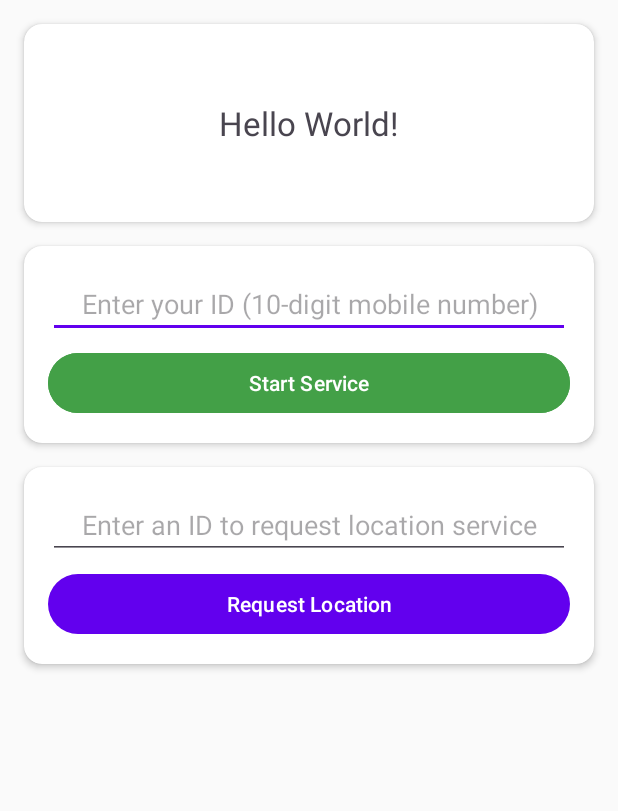
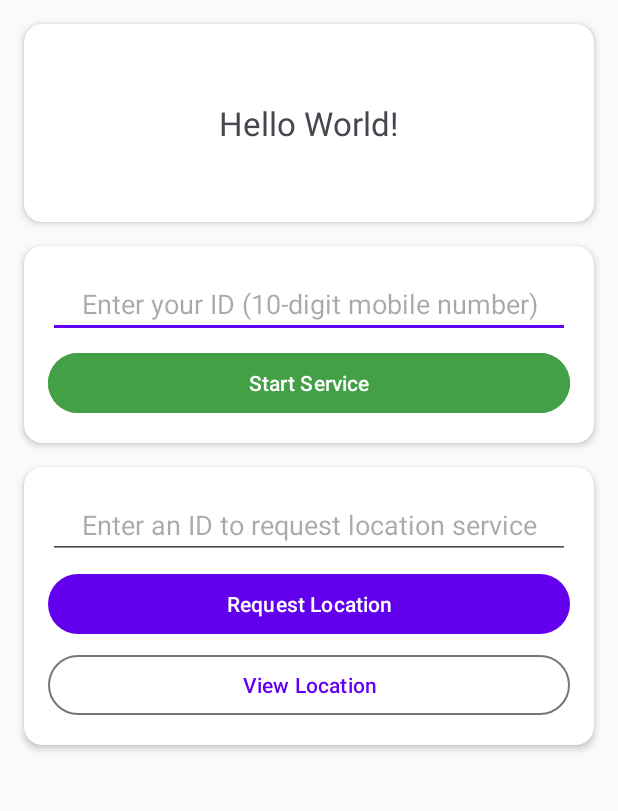
Before and after one commit to ShobhitSagar/Location-Tracking, an Android app: the layout activity_main.xml on its own in the app's theme, with its tools: preview values and no code run, on a phone screen of 412 x 824 dp, the part 99-910 px from its top. Run offline under Robolectric (Android 15) with nearby library versions, the phone set to English and light mode, and no system bars.

```diff
--- a/app/build.gradle
+++ b/app/build.gradle
@@ -2,6 +2,7 @@ plugins {
     id 'com.android.application'
     id 'org.jetbrains.kotlin.android'
     id 'com.google.gms.google-services'
+    id 'com.google.android.libraries.mapsplatform.secrets-gradle-plugin'
 }
 
 android {
@@ -46,6 +47,7 @@ dependencies {
     implementation 'androidx.constraintlayout:constraintlayout:2.1.4'
     implementation 'com.google.firebase:firebase-database:19.2.1'
     implementation 'com.google.android.gms:play-services-location:18.0.0'
+    implementation 'com.google.android.gms:play-services-maps:18.0.2'
     testImplementation 'junit:junit:4.13.2'
     androidTestImplementation 'androidx.test.ext:junit:1.1.3'
     androidTestImplementation 'androidx.test.espresso:espresso-core:3.4.0'
--- a/app/src/main/res/layout/activity_main.xml
+++ b/app/src/main/res/layout/activity_main.xml
@@ -135,6 +135,16 @@
                 android:gravity="center"
                 android:text="Request Location"
                 app:layout_constraintTop_toBottomOf="@+id/request_service_et" />
+
+            <Button
+                android:id="@+id/view_location_btn"
+                android:layout_width="match_parent"
+                android:layout_height="wrap_content"
+                android:layout_marginTop="6dp"
+                android:gravity="center"
+                style="@style/Widget.Material3.Button.OutlinedButton"
+                android:text="View Location"
+                app:layout_constraintTop_toBottomOf="@+id/request_service_btn" />
         </androidx.constraintlayout.widget.ConstraintLayout>
     </androidx.cardview.widget.CardView>
 
--- a/app/src/main/res/values/strings.xml
+++ b/app/src/main/res/values/strings.xml
@@ -3,4 +3,6 @@
     <string name="current_user_id">currentUserId</string>
     <string name="request_id">requestId</string>
     <string name="is_service_running">isServiceRunning</string>
+<!-- TODO: Remove or change this placeholder text -->
+    <string name="hello_blank_fragment">Hello blank fragment</string>
 </resources>
--- a/build.gradle
+++ b/build.gradle
@@ -7,6 +7,7 @@ plugins {
     id 'com.android.application' version '7.2.1' apply false
     id 'com.android.library' version '7.2.1' apply false
     id 'org.jetbrains.kotlin.android' version '1.7.0' apply false
+    id 'com.google.android.libraries.mapsplatform.secrets-gradle-plugin' version '2.0.0' apply false
 }
 
 task clean(type: Delete) {
```
Also changed, not shown: app/src/main/AndroidManifest.xml (+16 -1 lines), app/src/main/java/com/shobhitsagar/locationtracker/MainActivity.kt (+8 -0 lines), app/src/main/java/com/shobhitsagar/locationtracker/fragments/MapsFragment.kt (added, +48 -0 lines), app/src/main/res/layout/bottom_sheet_layout.xml (added, +12 -0 lines), app/src/main/res/layout/fragment_maps.xml (added, +8 -0 lines).
